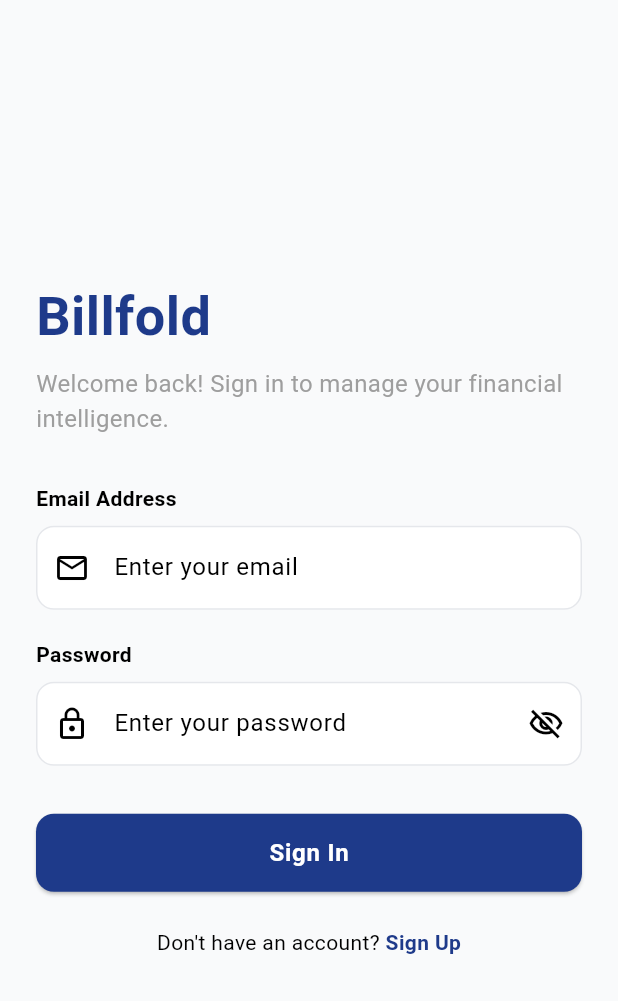
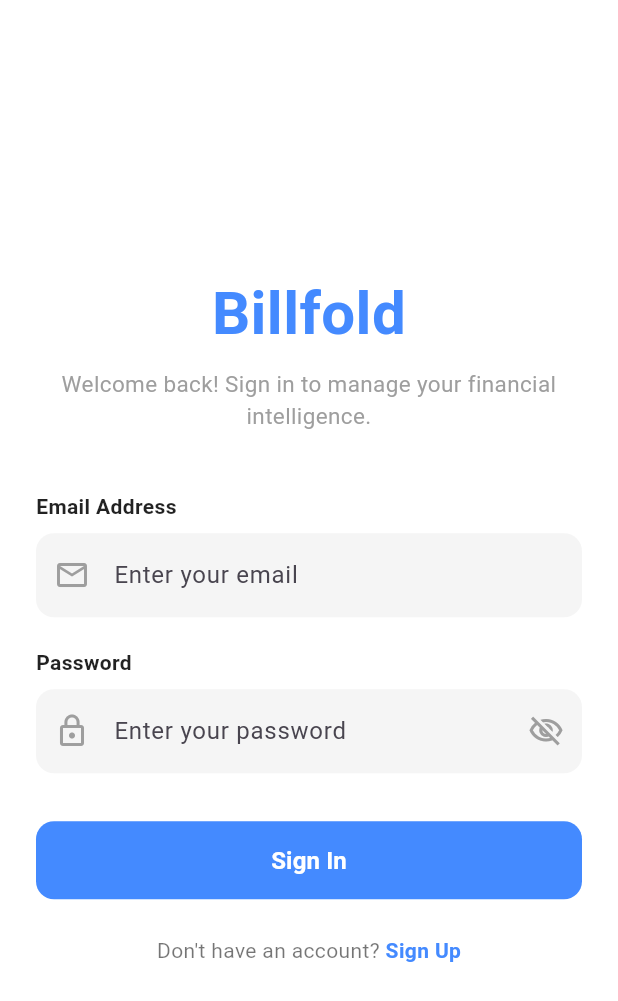
Before and after one commit to Thamindu16/billfold-application-fyp, a Flutter app: the screen it shows after launch, on a phone screen of 412 x 824 dp. Shown: the top 1001 px of the screen. Run offline on Flutter 3.47's test engine with Material 3 defaults, Android fonts, the phone set to English and light mode, and no system bars.

Commit message:
Fix white screen issue and migrate to android emulator

```diff
--- a/lib/main.dart
+++ b/lib/main.dart
@@ -1,5 +1,4 @@
 import 'package:flutter/material.dart';
-import 'core/theme/app_theme.dart';
 import 'views/auth/login_view.dart';
 
 void main() {
@@ -11,11 +10,10 @@
 
   @override
   Widget build(BuildContext context) {
-    return MaterialApp(
+    return const MaterialApp(
       title: 'Billfold',
       debugShowCheckedModeBanner: false,
-      theme: AppTheme.lightTheme, // Apply our professional custom theme
-      home: const LoginView(), // Set LoginView as the initial screen
+      home: LoginView(),
     );
   }
 }
--- a/lib/views/auth/login_view.dart
+++ b/lib/views/auth/login_view.dart
@@ -1,5 +1,4 @@
 import 'package:flutter/material.dart';
-import '../../core/theme/app_theme.dart';
 
 class LoginView extends StatefulWidget {
   const LoginView({super.key});
@@ -9,19 +8,13 @@
 }
 
 class _LoginViewState extends State<LoginView> {
-  // Global key to uniquely identify the Form widget and allow validation
   final _formKey = GlobalKey<FormState>();
-
-  // Text editing controllers to capture user input
   final TextEditingController _emailController = TextEditingController();
   final TextEditingController _passwordController = TextEditingController();
-
-  // Boolean state variable to toggle password visibility
   bool _isPasswordHidden = true;
 
   @override
   void dispose() {
-    // Clean up the controllers when the widget is disposed to save memory
     _emailController.dispose();
     _passwordController.dispose();
     super.dispose();
@@ -30,53 +23,70 @@
   @override
   Widget build(BuildContext context) {
     return Scaffold(
+      backgroundColor: Colors.white, // Force explicit white background
       body: SafeArea(
         child: Center(
           child: SingleChildScrollView(
             padding: const EdgeInsets.symmetric(horizontal: 24.0),
+            child: Container(
+              constraints: const BoxConstraints(
+                maxWidth: 400,
+              ), // Perfect for Web/Tab view
               child: Form(
-              key: _formKey, // Attach the form key for validation later
+                key: _formKey,
                 child: Column(
                   mainAxisAlignment: MainAxisAlignment.center,
-                crossAxisAlignment: CrossAxisAlignment.start,
+                  crossAxisAlignment:
+                      CrossAxisAlignment.stretch, // Stretch buttons nicely
                   children: [
                     // App Branding Section
                     const Text(
                       "Billfold",
+                      textAlign: TextAlign.center,
                       style: TextStyle(
-                      fontSize: 36,
+                        fontSize: 40,
                         fontWeight: FontWeight.bold,
-                      color: AppTheme.primaryColor,
+                        color: Colors.blueAccent, // Fallback safe color
                       ),
                     ),
                     const SizedBox(height: 8),
                     const Text(
                       "Welcome back! Sign in to manage your financial intelligence.",
-                    style: TextStyle(fontSize: 16, color: Colors.grey),
+                      textAlign: TextAlign.center,
+                      style: TextStyle(fontSize: 15, color: Colors.grey),
                     ),
-                  const SizedBox(height: 32),
+                    const SizedBox(height: 40),
 
                     // Email Input Field
                     const Text(
                       "Email Address",
-                    style: TextStyle(fontWeight: FontWeight.w600, fontSize: 14),
+                      style: TextStyle(
+                        fontWeight: FontWeight.w600,
+                        fontSize: 14,
+                        color: Colors.black87,
+                      ),
                     ),
                     const SizedBox(height: 8),
                     TextFormField(
                       controller: _emailController,
                       keyboardType: TextInputType.emailAddress,
-                    decoration: const InputDecoration(
+                      style: const TextStyle(color: Colors.black),
+                      decoration: InputDecoration(
                         hintText: "Enter your email",
-                      prefixIcon: Icon(Icons.email_outlined),
+                        prefixIcon: const Icon(
+                          Icons.email_outlined,
+                          color: Colors.grey,
+                        ),
+                        filled: true,
+                        fillColor: Colors.grey[100],
+                        border: OutlineInputBorder(
+                          borderRadius: BorderRadius.circular(12),
+                          borderSide: BorderSide.none,
+                        ),
                       ),
                       validator: (value) {
                         if (value == null || value.isEmpty) {
                           return 'Please enter your email';
-                      }
-                      if (!RegExp(
-                        r'^[\w-\.]+@([\w-]+\.)+[\w-]{2,4}$',
-                      ).hasMatch(value)) {
-                        return 'Please enter a valid email address';
                         }
                         return null;
                       },
@@ -86,23 +96,37 @@
                     // Password Input Field
                     const Text(
                       "Password",
-                    style: TextStyle(fontWeight: FontWeight.w600, fontSize: 14),
+                      style: TextStyle(
+                        fontWeight: FontWeight.w600,
+                        fontSize: 14,
+                        color: Colors.black87,
+                      ),
                     ),
                     const SizedBox(height: 8),
                     TextFormField(
                       controller: _passwordController,
                       obscureText: _isPasswordHidden,
+                      style: const TextStyle(color: Colors.black),
                       decoration: InputDecoration(
                         hintText: "Enter your password",
-                      prefixIcon: const Icon(Icons.lock_outline),
+                        prefixIcon: const Icon(
+                          Icons.lock_outline,
+                          color: Colors.grey,
+                        ),
+                        filled: true,
+                        fillColor: Colors.grey[100],
+                        border: OutlineInputBorder(
+                          borderRadius: BorderRadius.circular(12),
+                          borderSide: BorderSide.none,
+                        ),
                         suffixIcon: IconButton(
                           icon: Icon(
                             _isPasswordHidden
                                 ? Icons.visibility_off_outlined
                                 : Icons.visibility_outlined,
+                            color: Colors.grey,
                           ),
                           onPressed: () {
-                          // Update UI state to toggle password visibility
                             setState(() {
                               _isPasswordHidden = !_isPasswordHidden;
                             });
@@ -113,20 +137,25 @@
                         if (value == null || value.isEmpty) {
                           return 'Please enter your password';
                         }
-                      if (value.length < 6) {
-                        return 'Password must be at least 6 characters long';
-                      }
                         return null;
                       },
                     ),
                     const SizedBox(height: 32),
 
-                  // Login Button
-                  ElevatedButton(
+                    // Login Button (Standalone styling)
+                    SizedBox(
+                      height: 52,
+                      child: ElevatedButton(
+                        style: ElevatedButton.styleFrom(
+                          backgroundColor: Colors.blueAccent,
+                          foregroundColor: Colors.white,
+                          shape: RoundedRectangleBorder(
+                            borderRadius: BorderRadius.circular(12),
+                          ),
+                          elevation: 0,
+                        ),
                         onPressed: () {
-                      // Validate returns true if the form is valid, or false otherwise.
                           if (_formKey.currentState!.validate()) {
-                        // TODO: Connect with AuthViewModel for Supabase authentication
                             ScaffoldMessenger.of(context).showSnackBar(
                               const SnackBar(
                                 content: Text('Processing Login Data...'),
@@ -134,7 +163,14 @@
                             );
                           }
                         },
-                    child: const Text("Sign In"),
+                        child: const Text(
+                          "Sign In",
+                          style: TextStyle(
+                            fontSize: 16,
+                            fontWeight: FontWeight.bold,
+                          ),
+                        ),
+                      ),
                     ),
                     const SizedBox(height: 24),
 
@@ -142,15 +178,18 @@
                     Row(
                       mainAxisAlignment: MainAxisAlignment.center,
                       children: [
-                      const Text("Don't have an account? "),
+                        const Text(
+                          "Don't have an account? ",
+                          style: TextStyle(color: Colors.black54),
+                        ),
                         GestureDetector(
                           onTap: () {
-                          // TODO: Navigate to RegisterView
+                            // Navigation logic later
                           },
                           child: const Text(
                             "Sign Up",
                             style: TextStyle(
-                            color: AppTheme.primaryColor,
+                              color: Colors.blueAccent,
                               fontWeight: FontWeight.bold,
                             ),
                           ),
@@ -163,6 +202,7 @@
             ),
           ),
         ),
+      ),
     );
   }
 }
```
Also changed, not shown: 79 other files. Lines whose indentation alone changed are shown as unchanged.
